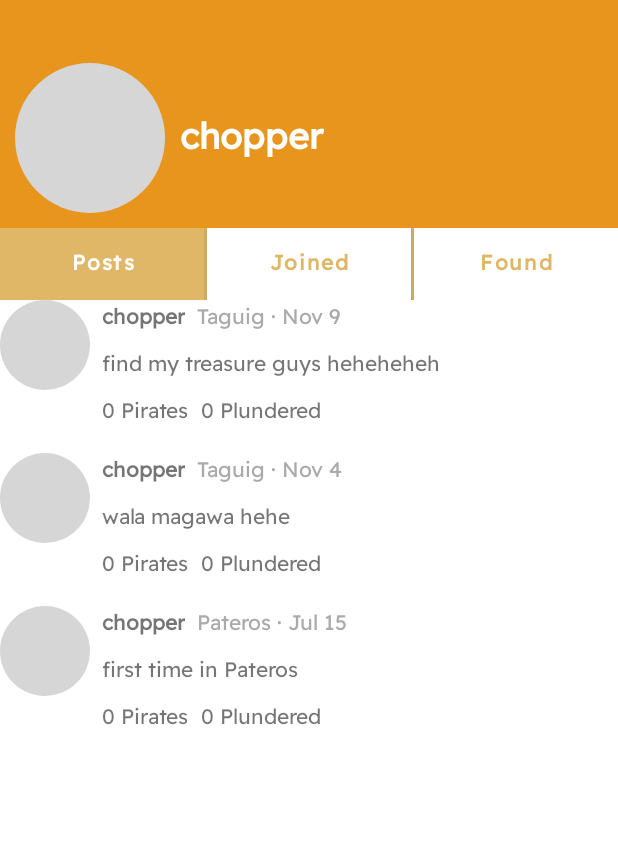
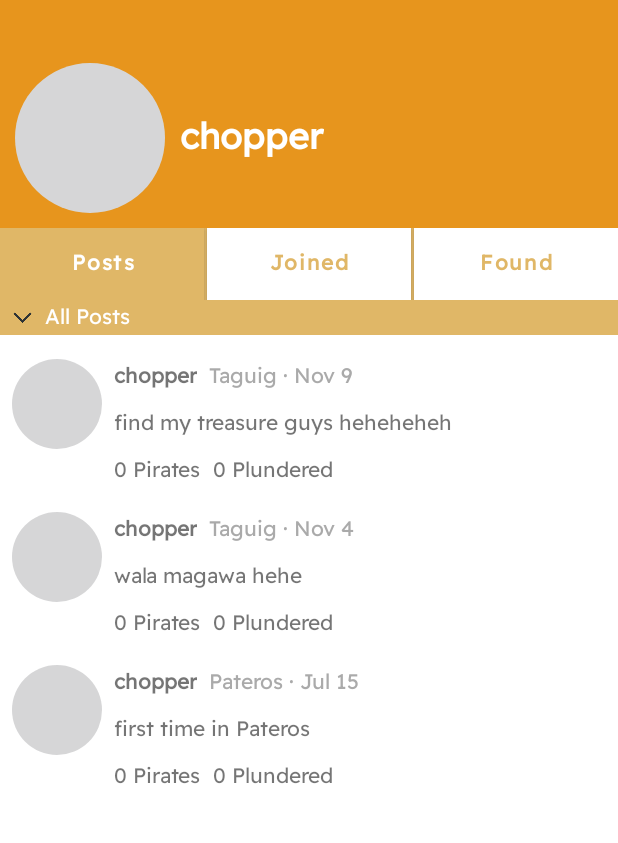
Before and after one commit to drimag/MCO2, an Android app: the UserProfileActivity screen opened directly, with no data from a screen before it, on a phone screen of 412 x 824 dp, the part 117-960 px from its top. Run offline under Robolectric (Android 15) with nearby library versions, the phone set to English and light mode, and no system bars.

Commit message:
filter user posts dropdown

```diff
--- a/app/src/main/res/layout/activity_user_profile.xml
+++ b/app/src/main/res/layout/activity_user_profile.xml
@@ -16,9 +16,7 @@
         app:layout_constraintEnd_toEndOf="parent"
         app:layout_constraintStart_toStartOf="parent"
         app:layout_constraintTop_toTopOf="parent">
-
     </FrameLayout>
-
     <ImageButton
         android:id="@+id/user_profile_back_bt"
         android:layout_width="25dp"
@@ -30,7 +28,6 @@
         app:layout_constraintStart_toStartOf="parent"
         app:layout_constraintTop_toTopOf="parent"
         app:srcCompat="@drawable/ic_back" />
-
     <ImageButton
         android:id="@+id/user_profile_logout_bt"
         android:layout_width="30dp"
@@ -42,7 +39,6 @@
         app:layout_constraintEnd_toEndOf="parent"
         app:layout_constraintTop_toTopOf="parent"
         app:srcCompat="@drawable/ic_logout" />
-
     <ImageView
         android:id="@+id/user_profile_pic_iv"
         android:layout_width="100dp"
@@ -53,7 +49,6 @@
         app:layout_constraintBottom_toBottomOf="@id/user_profile_banner_fl"
         app:layout_constraintStart_toStartOf="parent"
         app:srcCompat="@drawable/chopper" />
-
     <LinearLayout
         android:id="@+id/user_profile_details_ll"
         android:layout_width="wrap_content"
@@ -63,7 +58,6 @@
         app:layout_constraintBottom_toBottomOf="@+id/user_profile_pic_iv"
         app:layout_constraintStart_toEndOf="@+id/user_profile_pic_iv"
         app:layout_constraintTop_toTopOf="@+id/user_profile_pic_iv">
-
         <TextView
             android:id="@+id/user_profile_username_tv"
             android:layout_width="match_parent"
@@ -74,7 +68,6 @@
             android:textSize="24sp"
             android:textStyle="bold" />
     </LinearLayout>
-
     <LinearLayout
         android:id="@+id/user_profile_posts_ll"
         android:layout_width="match_parent"
@@ -84,13 +77,11 @@
         app:layout_constraintStart_toStartOf="parent"
         app:layout_constraintTop_toBottomOf="@+id/user_profile_banner_fl"
         app:layout_constraintVertical_bias="0.0">
-
         <LinearLayout
             android:id="@+id/user_profile_filters_ll"
             android:layout_width="match_parent"
             android:layout_height="wrap_content"
             android:orientation="horizontal">
-
             <Button
                 android:id="@+id/user_profile_user_posts_bt"
                 android:layout_width="wrap_content"
@@ -107,15 +98,12 @@
                 android:textColor="@color/white"
                 android:textStyle="bold"
                 app:cornerRadius="0dp" />
-
             <FrameLayout
                 android:id="@+id/divider_1_fl"
                 android:layout_width="2dp"
                 android:layout_height="match_parent"
                 android:background="@color/light_gold">
-
             </FrameLayout>
-
             <Button
                 android:id="@+id/user_profile_joined_posts_bt"
                 android:layout_width="wrap_content"
@@ -131,15 +119,12 @@
                 android:textStyle="bold"
                 app:cornerRadius="0dp"
                 app:strokeWidth="0dp" />
-
             <FrameLayout
                 android:id="@+id/divider_2_fl"
                 android:layout_width="2dp"
                 android:layout_height="match_parent"
                 android:background="@color/light_gold">
-
             </FrameLayout>
-
             <Button
                 android:id="@+id/user_profile_found_posts_bt"
                 android:layout_width="wrap_content"
@@ -156,10 +141,41 @@
                 app:strokeColor="#AD2020" />
         </LinearLayout>
 
+        <LinearLayout
+            android:id="@+id/user_profile_post_filter"
+            android:layout_width="match_parent"
+            android:layout_height="wrap_content"
+            android:orientation="horizontal"
+            app:layout_constraintTop_toBottomOf="@id/user_profile_filters_ll"
+            app:layout_constraintStart_toStartOf="parent"
+            app:layout_constraintEnd_toEndOf="parent"
+            android:background="@color/light_gold">
+
+            <ImageView
+                android:id="@+id/filter_icon_iv"
+                android:layout_width="14dp"
+                android:layout_height="14dp"
+                android:layout_gravity="center_vertical"
+                android:layout_marginLeft="8dp"
+                android:src="@drawable/ic_down"
+                android:contentDescription="Filter Icon"/>
+
+            <TextView
+                android:id="@+id/filter_text_tv"
+                android:layout_width="wrap_content"
+                android:layout_height="wrap_content"
+                android:layout_marginStart="8dp"
+                android:text="All Posts"
+                android:textColor="@color/white"
+                android:textSize="14sp"
+                android:gravity="center_vertical"/>
+        </LinearLayout>
+
         <androidx.recyclerview.widget.RecyclerView
+            android:layout_marginTop="16dp"
             android:id="@+id/user_profile_posts_rv"
+            android:layout_marginLeft="8dp"
             android:layout_width="match_parent"
             android:layout_height="match_parent" />
     </LinearLayout>
-
 </androidx.constraintlayout.widget.ConstraintLayout>
--- /dev/null
+++ b/app/src/main/res/menu/filter_self_menu.xml
@@ -0,0 +1,12 @@
+<?xml version="1.0" encoding="utf-8"?>
+<menu xmlns:android="http://schemas.android.com/apk/res/android">
+    <item
+        android:id="@+id/pending"
+        android:title="Pending Posts" />
+    <item
+        android:id="@+id/verified"
+        android:title="Verified Posts" />
+    <item
+        android:id="@+id/All"
+        android:title="All Posts" />
+</menu>
```
Also changed, not shown: app/src/main/java/com/mobdeve/s20/dimagiba/rafael/mco2/UserProfileActivity.kt (+47 -24 lines), app/src/main/res/drawable/ic_down.png (added).
